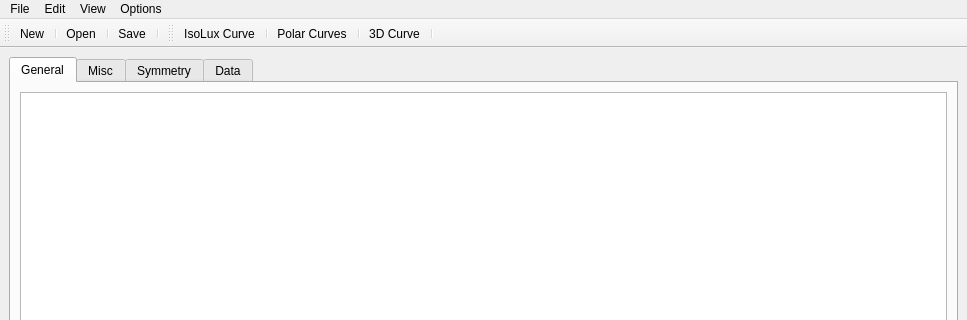
The window that testies/mainwindow.ui (lpwwpl/ies) describes before a commit, drawn with Qt 5; both pictures show x 0 to 967 and y 0 to 320 of the 967 by 721 pixel window.
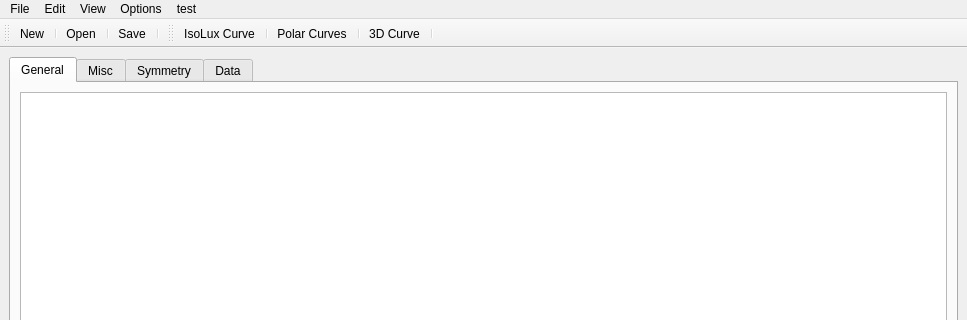
The same window after the commit. Icons and pictures are not drawn.

Patch:
```diff
--- a/testies/mainwindow.ui
+++ b/testies/mainwindow.ui
@@ -560,10 +560,21 @@
     <addaction name="actionDelete_Vertical_Angle"/>
     <addaction name="actionDelete_Horizontal_Angle"/>
    </widget>
+   <widget class="QMenu" name="menutest">
+    <property name="title">
+     <string>test</string>
+    </property>
+    <addaction name="actionspot"/>
+    <addaction name="actiondistort"/>
+    <addaction name="actionfov"/>
+    <addaction name="actionTrace"/>
+    <addaction name="actionMTF"/>
+   </widget>
    <addaction name="menuFile"/>
    <addaction name="menuEdit"/>
    <addaction name="menuView"/>
    <addaction name="menuOptions"/>
+   <addaction name="menutest"/>
   </widget>
   <widget class="QStatusBar" name="statusBar"/>
   <widget class="QToolBar" name="toolBar">
```
Left out of the diff: 25 changed lines with no effect on the pictures.
